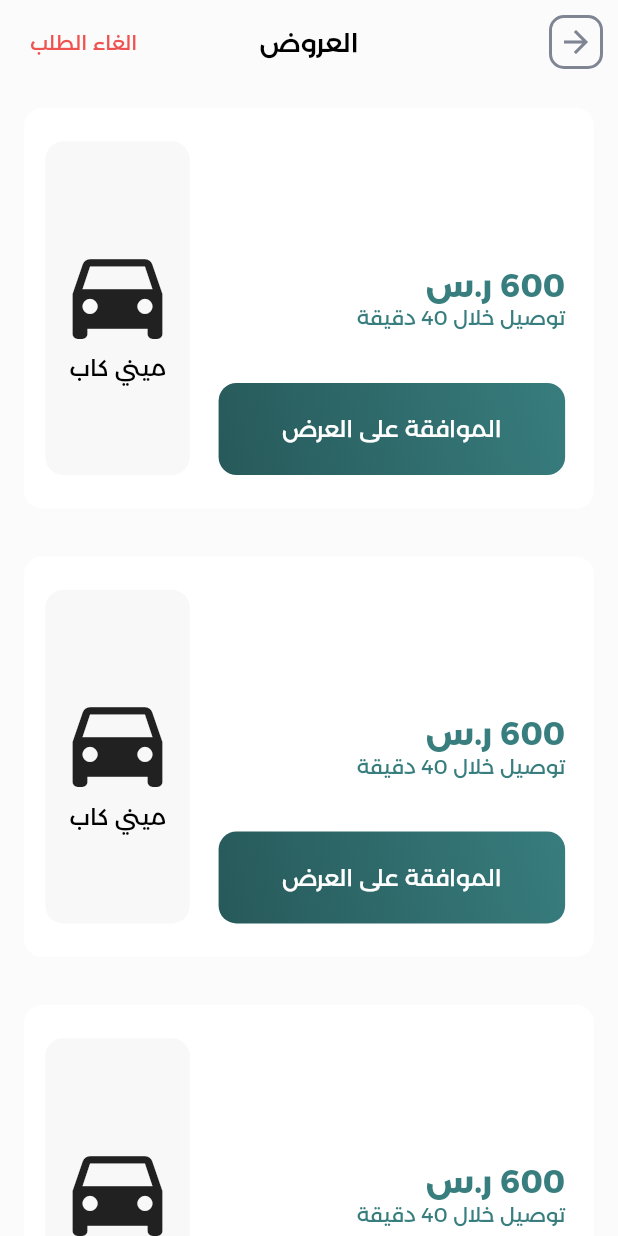
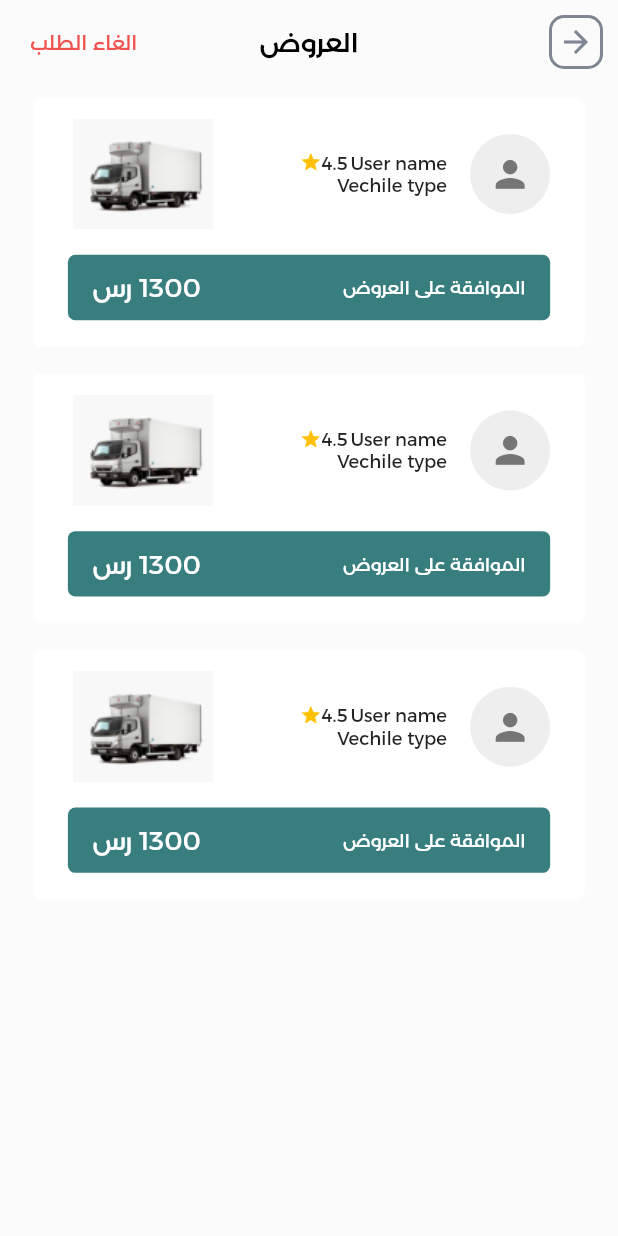
Before and after one commit to Amjed201/healMeHackathon, a Flutter app: the RequestScreen screen opened directly, on a phone screen of 412 x 824 dp. Run offline on Flutter 3.47's test engine with Material 2 defaults, Android fonts, the phone set to English and light mode, and no system bars; drawn by our look-alikes of auto_size_text; our stand-ins replace animated_text_kit, cached_network_image, carousel_slider, dio, firebase_core, firebase_dynamic_links and 12 more; accounts and stored records are empty.

Commit message:
accept order tab

```diff
--- a/lib/services/translation.dart
+++ b/lib/services/translation.dart
@@ -26,6 +26,7 @@ class LocaleString extends Translations {
           "myAcc": "My Account",
           "myOrders": "My Orders",
           "offers": "Offers",
+          "acceptOrder": "Accept Order",
 
           //auth pages
           "startSave": "Start saving now",
@@ -217,6 +218,7 @@ class LocaleString extends Translations {
           "myAcc": "حسابي",
           "myOrders": "طلباتي",
           "offers": "العروض",
+          "acceptOrder": "الموافقة على العروض",
 
           //auth pages
           "startSave": "ابدأ الحفظ الآن",
--- a/lib/ui/screens/requests.dart
+++ b/lib/ui/screens/requests.dart
@@ -1,18 +1,15 @@
 import 'package:auto_size_text/auto_size_text.dart';
-import 'package:cached_network_image/cached_network_image.dart';
-import 'package:carousel_slider/carousel_slider.dart';
-import 'package:flutter/cupertino.dart';
 import 'package:flutter/material.dart';
 import 'package:flutter_screenutil/flutter_screenutil.dart';
-import 'package:font_awesome_flutter/font_awesome_flutter.dart';
 import 'package:get/get.dart';
 import 'package:logistic/controllers/authController.dart';
-import 'package:logistic/ui/screens/complete_info.dart';
 import 'package:logistic/ui/widgets/back.dart';
-import 'package:logistic/ui/widgets/commonButton.dart';
-import 'package:pin_code_text_field/pin_code_text_field.dart';
+
+import '../widgets/request_card_widget.dart';
 
 class RequestScreen extends StatefulWidget {
+  const RequestScreen({Key? key}) : super(key: key);
+
   @override
   State<RequestScreen> createState() => _RequestScreenState();
 }
@@ -59,117 +56,3 @@ class _RequestScreenState extends State<RequestScreen> {
         ));
   }
 }
-
-class RequestCard extends StatelessWidget {
-  const RequestCard({Key? key}) : super(key: key);
-
-  @override
-  Widget build(BuildContext context) {
-    return Padding(
-      padding: const EdgeInsets.all(16.0),
-      child: Container(
-        height: 300.h,
-        width: 428.w,
-        decoration: BoxDecoration(
-            color: Colors.white, borderRadius: BorderRadius.circular(12)),
-        child: Row(
-          children: [
-            SizedBox(
-              width: 20.w,
-            ),
-            Column(
-              crossAxisAlignment: CrossAxisAlignment.start,
-              children: [
-                Spacer(),
-                AutoSizeText(
-                  '600 ر.س'.tr,
-                  style: TextStyle(
-                      color: Theme.of(context).primaryColor,
-                      fontSize: 22.sp,
-                      fontWeight: FontWeight.bold),
-                ),
-                AutoSizeText(
-                  'توصيل خلال 40 دقيقة'.tr,
-                  style: TextStyle(
-                    color: Theme.of(context).primaryColor,
-                    fontSize: 14.sp,
-                  ),
-                ),
-                SizedBox(
-                  height: 40.h,
-                ),
-                InkWell(
-                  onTap: () => null,
-                  child: Center(
-                    child: Container(
-                      height: 69.h,
-                      width: 240.w,
-                      decoration: BoxDecoration(
-                          color: Theme.of(context).primaryColor,
-                          borderRadius: BorderRadius.circular(12),
-                          gradient: const LinearGradient(
-                              colors: [
-                                Color(0xff387D7E),
-                                const Color(0xff27595A)
-                              ],
-                              begin: Alignment.topRight,
-                              end: Alignment.bottomLeft)),
-                      child: Center(
-                          child: AutoSizeText(
-                        'الموافقة على العرض'.tr,
-                        style: TextStyle(
-                          fontSize: 16.sp,
-                          color: Colors.white,
-                        ),
-                      )),
-                    ),
-                  ),
-                ),
-                SizedBox(
-                  height: 25.h,
-                )
-              ],
-            ),
-            SizedBox(width: 20.w,),
-            Column(
-              children: [
-                SizedBox(
-                  height: 25.h,
-                ),
-                Expanded(
-                  child: Container(
-                      width: 100.w,
-                      decoration: BoxDecoration(
-                          color: Color(0xffF8F8F8),
-                          borderRadius: BorderRadius.circular(12)),
-                      child: Padding(
-                        padding: const EdgeInsets.all(8.0),
-                        child: Column(
-                          mainAxisAlignment: MainAxisAlignment.center,
-                          children: [
-                            Icon(
-                              Icons.directions_car,
-                              size: 80,
-                            ),
-                            AutoSizeText(
-                              'ميني كاب'.tr,
-                              style: TextStyle(
-                                fontSize: 16.sp,
-                                color: Colors.black,
-                              ),
-                            )
-                          ],
-                        ),
-                      )),
-                ),
-                SizedBox(
-                  height: 25.h,
-                )
-              ],
-            ),
-          ],
-        ),
-      ),
-    );
-  }
-}
--- /dev/null
+++ b/lib/ui/widgets/request_card_widget.dart
@@ -0,0 +1,117 @@
+import 'package:auto_size_text/auto_size_text.dart';
+import 'package:flutter/material.dart';
+import 'package:flutter_screenutil/flutter_screenutil.dart';
+import 'package:get/get.dart';
+
+class RequestCard extends StatelessWidget {
+  const RequestCard({Key? key}) : super(key: key);
+
+  @override
+  Widget build(BuildContext context) {
+    return Container(
+      margin: EdgeInsets.symmetric(horizontal: 23.w, vertical: 10.h),
+      padding: EdgeInsets.symmetric(horizontal: 24.w, vertical: 16.h),
+      height: 187.h,
+      decoration: BoxDecoration(
+        borderRadius: BorderRadius.circular(5),
+        color: Colors.white,
+      ),
+      child: Column(
+        crossAxisAlignment: CrossAxisAlignment.center,
+        children: [
+          Row(
+            mainAxisAlignment: MainAxisAlignment.spaceBetween,
+            children: [
+              Row(
+                children: [
+                  CircleAvatar(
+                    radius: 30.h,
+                    backgroundColor: Colors.grey[200],
+                    child: Icon(
+                      Icons.person,
+                      size: 30.sp,
+                      color: Colors.grey[600],
+                    ),
+                  ),
+                  SizedBox(
+                    width: 16.w,
+                  ),
+                  Column(
+                    crossAxisAlignment: CrossAxisAlignment.start,
+                    children: [
+                      Row(
+                        children: [
+                          AutoSizeText(
+                            "User name",
+                            style: TextStyle(
+                              fontSize: 12.sp,
+                            ),
+                          ),
+                          SizedBox(
+                            width: 2.w,
+                          ),
+                          AutoSizeText(
+                            "4.5",
+                            style: TextStyle(
+                              fontSize: 12.sp,
+                            ),
+                          ),
+                          Icon(
+                            Icons.star,
+                            size: 15.sp,
+                            color: Colors.amber,
+                          ),
+                        ],
+                      ),
+                      AutoSizeText(
+                        "Vechile type",
+                        style: TextStyle(
+                          fontSize: 12.sp,
+                        ),
+                      ),
+                    ],
+                  ),
+                ],
+              ),
+              SizedBox(
+                height: 83.h,
+                width: 104.w,
+                child: Image.asset('assets/images/car_placeholder.png'),
+              ),
+            ],
+          ),
+          SizedBox(
+            height: 19.h,
+          ),
+          Container(
+            height: 49.h,
+            padding: EdgeInsets.symmetric(horizontal: 17.w),
+            decoration: BoxDecoration(
+              color: Theme.of(context).primaryColor,
+              borderRadius: BorderRadius.circular(5),
+            ),
+            child: Row(
+              mainAxisAlignment: MainAxisAlignment.spaceBetween,
+              children: [
+                AutoSizeText(
+                  'acceptOrder'.tr,
+                  style: TextStyle(
+                    color: Colors.white,
+                    fontSize: 11.sp,
+                  ),
+                ),
+                AutoSizeText(
+                  '1300 رس'.tr,
+                  style: TextStyle(
+                    color: Colors.white,
+                    fontSize: 18.sp,
+                  ),
+                )
+              ],
+            ),
+          ),
+        ],
+      ),
+    );
+  }
+}
```
Also changed, not shown: assets/images/car_placeholder.png (added).
